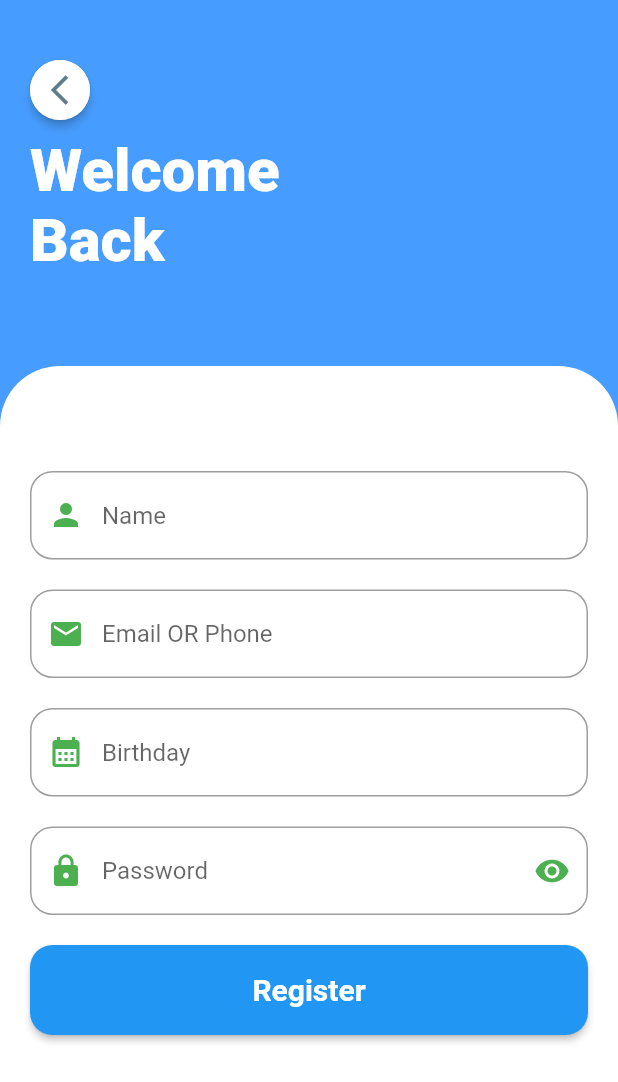
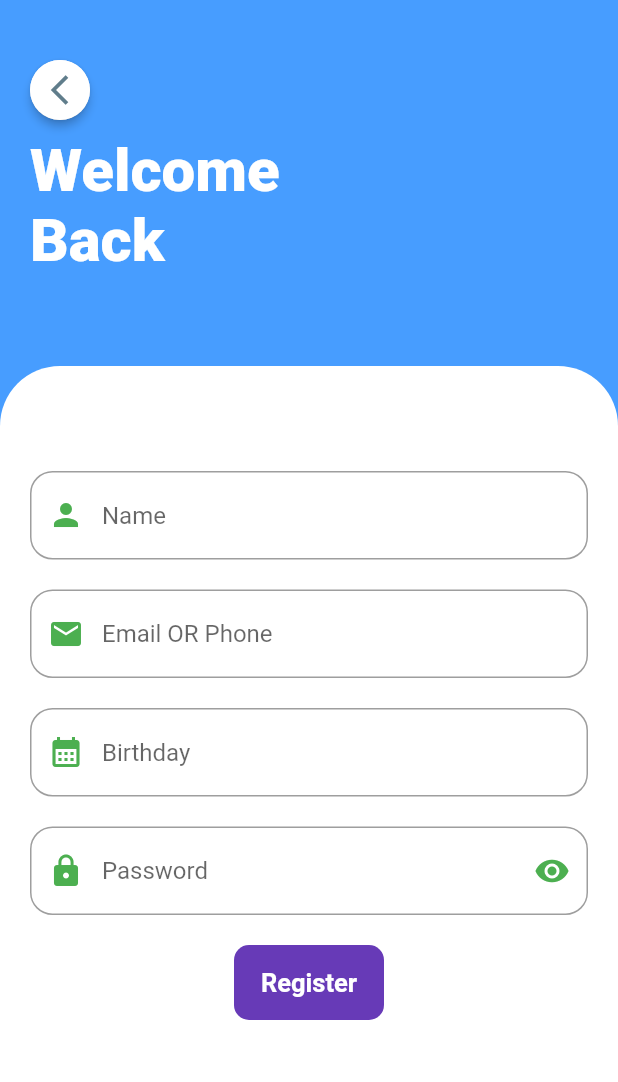
Before and after one commit to sahil078078/login, a Flutter app: the screen it shows after launch, on a phone screen of 412 x 824 dp. Shown: the top 1082 px of the screen. Run offline on Flutter 3.47's test engine with Material 2 defaults, Android fonts, the phone set to English and light mode, and no system bars.

```diff
--- a/lib/InputScreen.dart
+++ b/lib/InputScreen.dart
@@ -45,7 +45,7 @@ class MyInputInfo extends StatelessWidget {
                         child: Card(
                             shape: RoundedRectangleBorder(
                                 borderRadius: BorderRadius.circular(10)),
-                            child: Center(
+                            child: const Center(
                                 child: Text('You Entered Following Details')))),
                     const SizedBox(height: 10),
                     Container(
--- a/lib/home_screen.dart
+++ b/lib/home_screen.dart
@@ -26,6 +26,7 @@ class MyBodyPage extends StatefulWidget {
 }
 
 class _MyBodyPageState extends State<MyBodyPage> {
+  bool myChange = false;
   @override
   TextEditingController txtBirthdate = TextEditingController();
   TextEditingController txtPassword = TextEditingController();
@@ -61,10 +62,10 @@ class _MyBodyPageState extends State<MyBodyPage> {
                 ),
               ),
             ),
-            const Padding(
+            Padding(
               padding: EdgeInsets.only(left: 20),
               child: Text(
-                'Welcome\nBack',
+                'Welcome\nBack ',
                 style: TextStyle(
                   color: Colors.white,
                   fontSize: 40,
@@ -213,28 +214,55 @@ class _MyBodyPageState extends State<MyBodyPage> {
                         keyboardType: TextInputType.emailAddress,
                       ),
                       const SizedBox(height: 20),
-                      SizedBox(
-                        width: double.infinity,
-                        height: 60,
-                        child: ElevatedButton(
-                          style: ButtonStyle(
-                              shape: MaterialStateProperty.all(
-                                  RoundedRectangleBorder(
-                                      borderRadius:
-                                          BorderRadius.circular(15)))),
-                          onPressed: () {
-                            // myGlobleKey.currentState!.validate();
-                            // Navigator.of(context).push(
-                            //   CupertinoPageRoute(
-                            //     builder: (context) => MyInputInfo(
-                            //       Name: txtName.text,
-                            //       Email_phone: txtEmailPhone.text,
-                            //       Birthdate: txtBirthdate.text,
-                            //       Password: txtPassword.text,
+                      // SizedBox(
+                      //   width: double.infinity,
+                      //   height: 60,
+                      //   child: ElevatedButton(
+                      //     style: ButtonStyle(
+                      //         shape: MaterialStateProperty.all(
+                      //             RoundedRectangleBorder(
+                      //                 borderRadius:
+                      //                     BorderRadius.circular(15)))),
+                      //     onPressed: () {
+                      //       // myGlobleKey.currentState!.validate();
+                      //       // Navigator.of(context).push(
+                      //       //   CupertinoPageRoute(
+                      //       //     builder: (context) => MyInputInfo(
+                      //       //       Name: txtName.text,
+                      //       //       Email_phone: txtEmailPhone.text,
+                      //       //       Birthdate: txtBirthdate.text,
+                      //       //       Password: txtPassword.text,
+                      //       //     ),
+                      //       //   ),
+                      //       // );
+                      //       if (myGlobleKey.currentState!.validate()) {
+                      //         Navigator.of(context).push(
+                      //           CupertinoPageRoute(
+                      //             builder: (context) => MyInputInfo(
+                      //               Name: txtName.text,
+                      //               Email_phone: txtEmailPhone.text,
+                      //               Birthdate: txtBirthdate.text,
+                      //               Password: txtPassword.text,
+                      //             ),
+                      //           ),
+                      //         );
+                      //       }
+                      //     },
+                      //     child: const Text(
+                      //       'Register',
+                      //       style: TextStyle(
+                      //           fontSize: 20, fontWeight: FontWeight.bold),
                       //     ),
                       //   ),
-                            // );
+                      // ),
+                      // ),
+                      InkWell(
+                        onTap: () async {
                           if (myGlobleKey.currentState!.validate()) {
+                            setState(() {
+                              myChange = true;
+                            });
+                            await Future.delayed(Duration(seconds: 5));
                             Navigator.of(context).push(
                               CupertinoPageRoute(
                                 builder: (context) => MyInputInfo(
@@ -247,13 +275,31 @@ class _MyBodyPageState extends State<MyBodyPage> {
                             );
                           }
                         },
-                          child: const Text(
+                        child: AnimatedContainer(
+                          width: myChange ? 50 : 100,
+                          height: 50,
+                          alignment: Alignment.center,
+                          decoration: BoxDecoration(
+                            borderRadius:
+                                BorderRadius.circular(myChange ? 50 : 10),
+                            color: Colors.deepPurple,
+                          ),
+                          duration: const Duration(seconds: 2),
+                          child: myChange
+                              ? Icon(
+                                  Icons.done,
+                                  color: Colors.white,
+                                )
+                              : Text(
                                   'Register',
                                   style: TextStyle(
-                                fontSize: 20, fontWeight: FontWeight.bold),
+                                    color: Colors.white,
+                                    fontSize: 17,
+                                    fontWeight: FontWeight.bold,
                                   ),
                                 ),
-                      )
+                        ),
+                      ),
                     ],
                   ),
                 ),
```
Lines whose indentation alone changed are shown as unchanged.
